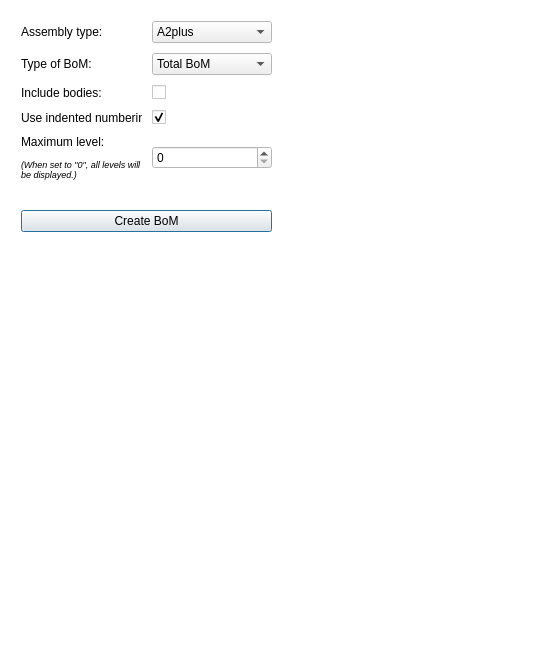
First picture: the form in BoM_Panel.ui, repository APEbbers/BillOfMaterials-WB, before the edit.
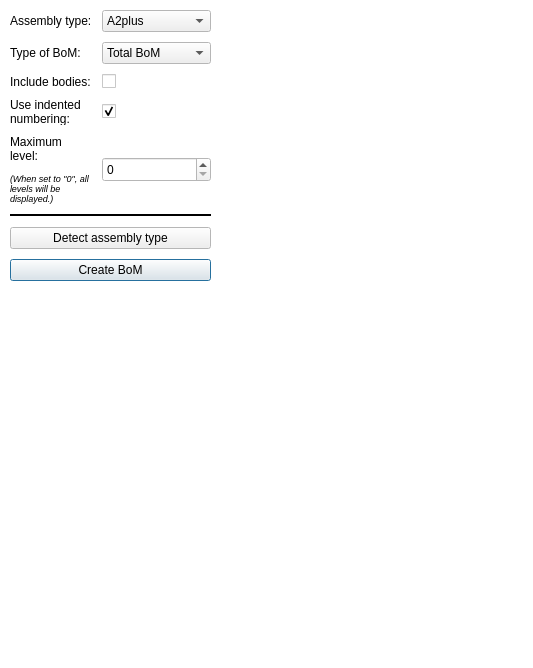
Second picture: the form after the edit.

Commit message: Implemented BOM functions for the assembly 3 WB

```diff
--- a/BoM_Panel.ui
+++ b/BoM_Panel.ui
@@ -84,7 +84,7 @@
    <string>Bill of Materials workbench</string>
   </property>
   <property name="autoFillBackground">
-   <bool>false</bool>
+   <bool>true</bool>
   </property>
   <property name="modal">
    <bool>true</bool>
@@ -92,13 +92,16 @@
   <widget class="QWidget" name="layoutWidget">
    <property name="geometry">
     <rect>
-     <x>11</x>
-     <y>11</y>
-     <width>271</width>
-     <height>231</height>
+     <x>0</x>
+     <y>0</y>
+     <width>221</width>
+     <height>291</height>
     </rect>
    </property>
    <layout class="QGridLayout" name="gridLayout">
+    <property name="sizeConstraint">
+     <enum>QLayout::SetNoConstraint</enum>
+    </property>
     <property name="leftMargin">
      <number>10</number>
     </property>
@@ -114,6 +117,19 @@
     <property name="spacing">
      <number>10</number>
     </property>
+    <item row="6" column="0" rowspan="2">
+     <widget class="QLabel" name="label_6">
+      <property name="text">
+       <string>&lt;html&gt;&lt;head/&gt;&lt;body&gt;&lt;p&gt;&lt;span style=&quot; font-size:7pt; font-style:italic;&quot;&gt;(When set to &amp;quot;0&amp;quot;, all levels will be displayed.)&lt;/span&gt;&lt;/p&gt;&lt;/body&gt;&lt;/html&gt;</string>
+      </property>
+      <property name="alignment">
+       <set>Qt::AlignLeading|Qt::AlignLeft|Qt::AlignTop</set>
+      </property>
+      <property name="wordWrap">
+       <bool>true</bool>
+      </property>
+     </widget>
+    </item>
     <item row="0" column="1">
      <widget class="QComboBox" name="AssemblyType">
       <item>
@@ -158,20 +174,33 @@
       </item>
      </widget>
     </item>
-    <item row="2" column="1">
-     <widget class="QCheckBox" name="IncludeBodies">
-      <property name="text">
-       <string/>
-      </property>
-     </widget>
-    </item>
     <item row="2" column="0">
      <widget class="QLabel" name="label_3">
+      <property name="enabled">
+       <bool>true</bool>
+      </property>
       <property name="text">
        <string>Include bodies:</string>
       </property>
      </widget>
     </item>
+    <item row="3" column="1">
+     <widget class="QCheckBox" name="IndentedNumbering">
+      <property name="text">
+       <string/>
+      </property>
+      <property name="checked">
+       <bool>true</bool>
+      </property>
+     </widget>
+    </item>
+    <item row="0" column="0">
+     <widget class="QLabel" name="label_2">
+      <property name="text">
+       <string>Assembly type:</string>
+      </property>
+     </widget>
+    </item>
     <item row="1" column="1">
      <widget class="QComboBox" name="BoMType">
       <item>
@@ -191,10 +220,47 @@
       </item>
      </widget>
     </item>
-    <item row="0" column="0">
-     <widget class="QLabel" name="label_2">
+    <item row="2" column="1">
+     <widget class="QCheckBox" name="IncludeBodies">
       <property name="text">
-       <string>Assembly type:</string>
+       <string/>
+      </property>
+     </widget>
+    </item>
+    <item row="4" column="1" rowspan="4">
+     <widget class="QSpinBox" name="MaxLevel">
+      <property name="sizePolicy">
+       <sizepolicy hsizetype="Minimum" vsizetype="Ignored">
+        <horstretch>0</horstretch>
+        <verstretch>0</verstretch>
+       </sizepolicy>
+      </property>
+      <property name="minimumSize">
+       <size>
+        <width>0</width>
+        <height>0</height>
+       </size>
+      </property>
+      <property name="maximumSize">
+       <size>
+        <width>16777215</width>
+        <height>25</height>
+       </size>
+      </property>
+      <property name="baseSize">
+       <size>
+        <width>0</width>
+        <height>0</height>
+       </size>
+      </property>
+      <property name="toolTip">
+       <string>&lt;html&gt;&lt;head/&gt;&lt;body&gt;&lt;p&gt;When set to &amp;quot;0&amp;quot;, all levels will be displayed.&lt;/p&gt;&lt;/body&gt;&lt;/html&gt;</string>
+      </property>
+      <property name="minimum">
+       <number>0</number>
+      </property>
+      <property name="value">
+       <number>0</number>
       </property>
      </widget>
     </item>
@@ -205,73 +271,17 @@
       </property>
      </widget>
     </item>
-    <item row="4" column="0" rowspan="2">
-     <widget class="QLabel" name="label_5">
-      <property name="text">
-       <string>&lt;html&gt;&lt;head/&gt;&lt;body&gt;&lt;p&gt;Maximum level:&lt;/p&gt;&lt;/body&gt;&lt;/html&gt;</string>
-      </property>
-      <property name="wordWrap">
-       <bool>true</bool>
-      </property>
-     </widget>
-    </item>
-    <item row="3" column="1">
-     <widget class="QCheckBox" name="IndentedNumbering">
-      <property name="text">
-       <string/>
-      </property>
-      <property name="checked">
-       <bool>true</bool>
-      </property>
-     </widget>
-    </item>
     <item row="3" column="0">
      <widget class="QLabel" name="label_4">
       <property name="text">
        <string>Use indented numbering:</string>
       </property>
-     </widget>
-    </item>
-    <item row="7" column="0" colspan="2">
-     <spacer name="horizontalSpacer">
-      <property name="orientation">
-       <enum>Qt::Horizontal</enum>
-      </property>
-      <property name="sizeHint" stdset="0">
-       <size>
-        <width>40</width>
-        <height>20</height>
-       </size>
-      </property>
-     </spacer>
-    </item>
-    <item row="6" column="0">
-     <widget class="QLabel" name="label_6">
-      <property name="text">
-       <string>&lt;html&gt;&lt;head/&gt;&lt;body&gt;&lt;p&gt;&lt;span style=&quot; font-size:7pt; font-style:italic;&quot;&gt;(When set to &amp;quot;0&amp;quot;, all levels will be displayed.)&lt;/span&gt;&lt;/p&gt;&lt;/body&gt;&lt;/html&gt;</string>
-      </property>
-      <property name="alignment">
-       <set>Qt::AlignLeading|Qt::AlignLeft|Qt::AlignTop</set>
-      </property>
       <property name="wordWrap">
        <bool>true</bool>
       </property>
      </widget>
     </item>
-    <item row="4" column="1" rowspan="3">
-     <widget class="QSpinBox" name="MaxLevel">
-      <property name="toolTip">
-       <string>&lt;html&gt;&lt;head/&gt;&lt;body&gt;&lt;p&gt;When set to &amp;quot;0&amp;quot;, all levels will be displayed.&lt;/p&gt;&lt;/body&gt;&lt;/html&gt;</string>
-      </property>
-      <property name="minimum">
-       <number>0</number>
-      </property>
-      <property name="value">
-       <number>0</number>
-      </property>
-     </widget>
-    </item>
-    <item row="8" column="0" colspan="2">
+    <item row="10" column="0" colspan="2">
      <widget class="QPushButton" name="CreateBOM">
       <property name="sizePolicy">
        <sizepolicy hsizetype="Expanding" vsizetype="Expanding">
@@ -284,6 +294,48 @@
       </property>
      </widget>
     </item>
+    <item row="9" column="0" colspan="2">
+     <widget class="QPushButton" name="DetectAssemblyType">
+      <property name="sizePolicy">
+       <sizepolicy hsizetype="Minimum" vsizetype="Expanding">
+        <horstretch>0</horstretch>
+        <verstretch>0</verstretch>
+       </sizepolicy>
+      </property>
+      <property name="text">
+       <string>Detect assembly type</string>
+      </property>
+     </widget>
+    </item>
+    <item row="4" column="0" rowspan="2">
+     <widget class="QLabel" name="label_5">
+      <property name="sizePolicy">
+       <sizepolicy hsizetype="Preferred" vsizetype="Preferred">
+        <horstretch>0</horstretch>
+        <verstretch>0</verstretch>
+       </sizepolicy>
+      </property>
+      <property name="text">
+       <string>&lt;html&gt;&lt;head/&gt;&lt;body&gt;&lt;p&gt;Maximum level:&lt;/p&gt;&lt;/body&gt;&lt;/html&gt;</string>
+      </property>
+      <property name="wordWrap">
+       <bool>true</bool>
+      </property>
+     </widget>
+    </item>
+    <item row="8" column="0" colspan="2">
+     <widget class="Line" name="line">
+      <property name="frameShadow">
+       <enum>QFrame::Plain</enum>
+      </property>
+      <property name="lineWidth">
+       <number>2</number>
+      </property>
+      <property name="orientation">
+       <enum>Qt::Horizontal</enum>
+      </property>
+     </widget>
+    </item>
    </layout>
   </widget>
  </widget>
```
The commit also changes 16 other files.
